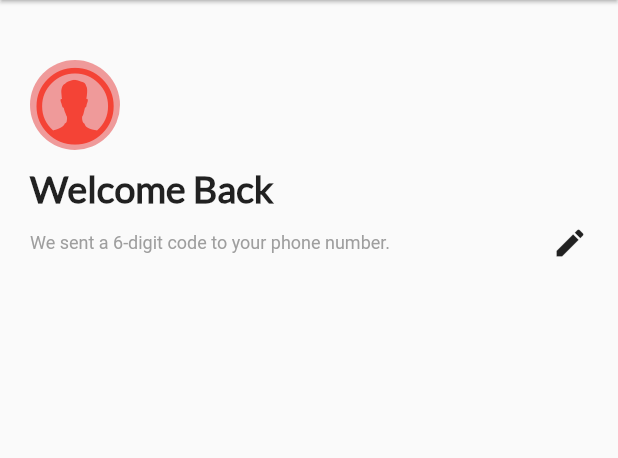
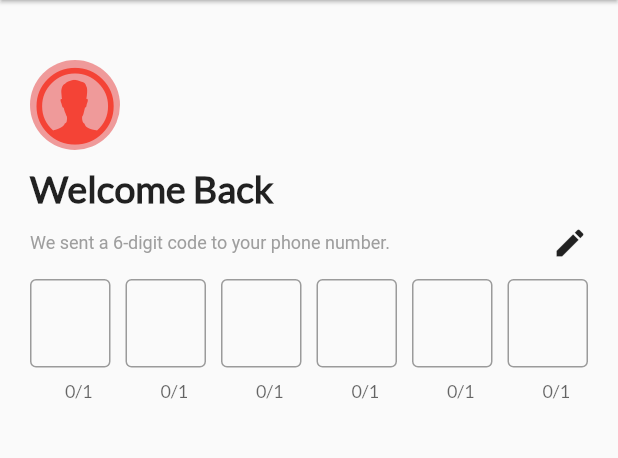
Before and after one commit to NoobDeveloper412/OLX_clone, a Flutter app: the OTPScreen screen opened directly with empty values, on a phone screen of 412 x 824 dp, the part 84-542 px from its top. Run offline on Flutter 3.47's test engine with Material 2 defaults, Android fonts, the phone set to English and light mode, and no system bars; our stand-ins replace animated_text_kit, firebase_auth, firebase_core, flutter_signin_button; missing offline and left inert: legacy_progress_dialog; accounts and stored records are empty; network calls fail.

Commit message:
Designe the text forms and also set a limit with auto focus to the next one and added some conditions on the 6th text form field.

```diff
--- a/lib/screens/authentication/otp_screen.dart
+++ b/lib/screens/authentication/otp_screen.dart
@@ -10,8 +10,16 @@ class OTPScreen extends StatefulWidget {
 }
 
 class _OTPScreenState extends State<OTPScreen> {
+  var _text1 = TextEditingController();
+  var _text2 = TextEditingController();
+  var _text3 = TextEditingController();
+  var _text4 = TextEditingController();
+  var _text5 = TextEditingController();
+  var _text6 = TextEditingController();
+
   @override
   Widget build(BuildContext context) {
+    final node = FocusScope.of(context);
     return Scaffold(
       appBar: AppBar(
         elevation: 1,
@@ -80,6 +88,127 @@ class _OTPScreenState extends State<OTPScreen> {
                     child: Icon(Icons.edit))
               ],
             ),
+            SizedBox(
+              height: 12,
+            ),
+            Row(
+              children: [
+                Expanded(
+                  child: TextFormField(
+                    controller: _text1,
+                    maxLength: 1,
+                    keyboardType: TextInputType.number,
+                    textInputAction: TextInputAction.next,
+                    decoration: InputDecoration(border: OutlineInputBorder()),
+                    onChanged: (value) {
+                      if (value.length == 1) {
+                        node.nextFocus();
+                      }
+                    },
+                  ),
+                ),
+                SizedBox(
+                  width: 10,
+                ),
+                Expanded(
+                  child: TextFormField(
+                    controller: _text2,
+                    maxLength: 1,
+                    keyboardType: TextInputType.number,
+                    textInputAction: TextInputAction.next,
+                    decoration: InputDecoration(border: OutlineInputBorder()),
+                    onChanged: (value) {
+                      if (value.length == 1) {
+                        node.nextFocus();
+                      }
+                    },
+                  ),
+                ),
+                SizedBox(
+                  width: 10,
+                ),
+                Expanded(
+                  child: TextFormField(
+                    controller: _text3,
+                    maxLength: 1,
+                    keyboardType: TextInputType.number,
+                    textInputAction: TextInputAction.next,
+                    decoration: InputDecoration(border: OutlineInputBorder()),
+                    onChanged: (value) {
+                      if (value.length == 1) {
+                        node.nextFocus();
+                      }
+                    },
+                  ),
+                ),
+                SizedBox(
+                  width: 10,
+                ),
+                Expanded(
+                  child: TextFormField(
+                    controller: _text4,
+                    maxLength: 1,
+                    keyboardType: TextInputType.number,
+                    textInputAction: TextInputAction.next,
+                    decoration: InputDecoration(border: OutlineInputBorder()),
+                    onChanged: (value) {
+                      if (value.length == 1) {
+                        node.nextFocus();
+                      }
+                    },
+                  ),
+                ),
+                SizedBox(
+                  width: 10,
+                ),
+                Expanded(
+                  child: TextFormField(
+                    controller: _text5,
+                    maxLength: 1,
+                    keyboardType: TextInputType.number,
+                    textInputAction: TextInputAction.next,
+                    decoration: InputDecoration(border: OutlineInputBorder()),
+                    onChanged: (value) {
+                      if (value.length == 1) {
+                        node.nextFocus();
+                      }
+                    },
+                  ),
+                ),
+                SizedBox(
+                  width: 10,
+                ),
+                Expanded(
+                  child: TextFormField(
+                    controller: _text6,
+                    maxLength: 1,
+                    keyboardType: TextInputType.number,
+                    textInputAction: TextInputAction.next,
+                    decoration: InputDecoration(border: OutlineInputBorder()),
+                    onChanged: (value) {
+                      if (value.length == 1) {
+                        // node.nextFocus();
+                        if (value.length == 1) {
+                          if (_text1.text.length == 1) {
+                            if (_text2.text.length == 1) {
+                              if (_text3.text.length == 1) {
+                                if (_text4.text.length == 1) {
+                                  if (_text5.text.length == 1) {
+                                    if (_text6.text.length == 1) {
+                                      print('done');
+                                    }
+                                  }
+                                }
+                              }
+                            }
+                          }
+                        }
+                      }
+                    },
+                  ),
+                ),
+              ],
+            )
           ],
         ),
       ),
```
